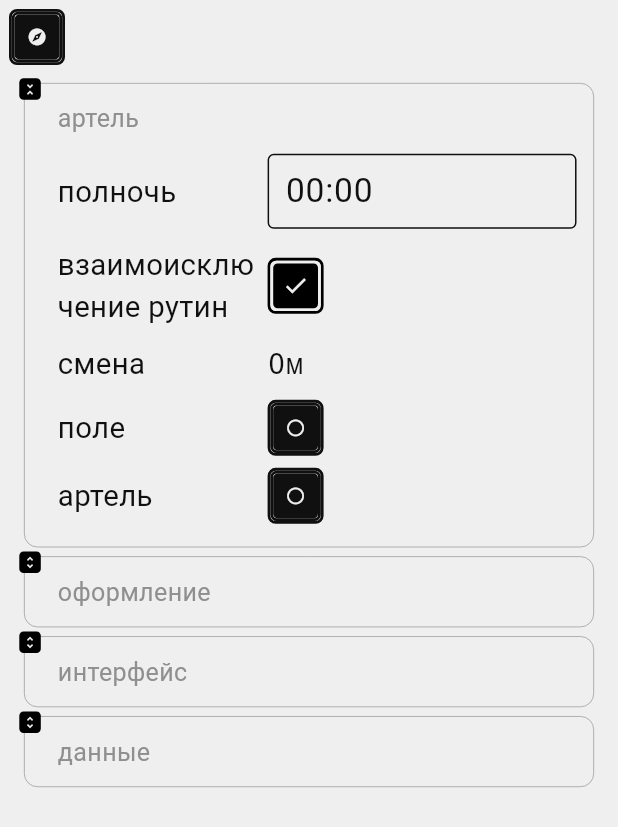
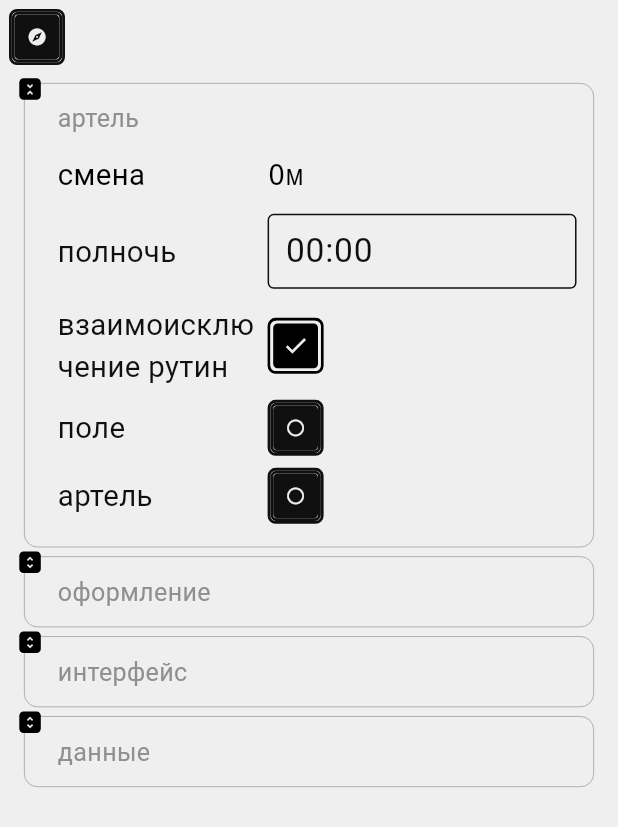
Before and after one commit to xy-le-net/polyrutina, a Flutter app: the RubkaTab widget shown alone on an empty page, opened directly, after a tap on "артель", on a phone screen of 412 x 824 dp. Shown: the top 827 px of the screen. Run offline on Flutter 3.47's test engine with Material 3 defaults, Android fonts, the phone set to English and light mode, and no system bars; our stand-ins replace device_info_plus, drift, file_picker, flutter_map, geolocator, image_picker and 5 more; missing offline and left inert: record; accounts and stored records are empty; generated files the repository leaves out were written again; statements that could not run were skipped.

Commit message:
fix(shift): today's live total in the dialog; per-month read; skip preserves data

```diff
--- a/lib/ui/tabs/rubka_tab.dart
+++ b/lib/ui/tabs/rubka_tab.dart
@@ -6,22 +6,20 @@
 // (rubka_appearance, rubka_interface, rubka_data). Here — block
 // assembly, layout, and the «artel» block body.
 //
-// Artel. Midnight field (HH:MM) — the start of the technical day.
-// Routine mutex checkbox — when on (default), starting a routine
-// block pauses every other running block across the app; off, blocks
-// run independently. Shift row — today's active time from the
-// technical midnight; a tap opens the shift history (the row was
-// moved here from «data», where it opened the same dialog). Two
-// checkboxes: show the «field» tab and show the «artel» tab.
+// Artel. The shift row is the first line — signal-colored in full
+// and refreshed on every ticker beat, so the running total keeps
+// pace with the wall clock. Then: midnight field (HH:MM) — the
+// start of the technical day; routine mutex checkbox; two
+// checkboxes for tab visibility («field» and «artel»).
 //
 // Layout.
 //   Narrow screen (under 640): blocks in a single column, top down.
 //   Wide screen: two equal-width columns; blocks butt together
-//   without vertical gaps — each slot stretches the height of its
-//   column. Columns: left — artel, interface; right — appearance,
-//   data.
+//   without vertical gaps. Columns: left — artel, interface;
+//   right — appearance, data.
 //
-// Scopes. BortScope and I18nScope for the rubka itself.
+// Scopes. BortScope and I18nScope for the rubka itself;
+// TickerScope for the shift row's live refresh.
 //
 // Transparency is not applied.
 // ═══════════════════════════════════════════════════════════════════
@@ -78,6 +76,9 @@ class RubkaTab extends StatelessWidget {
       child: Column(
         crossAxisAlignment: CrossAxisAlignment.start,
         children: [
+          // Shift row — first line of the block, signal-colored in
+          // full, refreshed by the ticker so the number ticks.
+          _shiftRow(context, side),
           _midnightRow(context, fg, side),
           _tabTickRow(
             context,
@@ -88,7 +89,6 @@ class RubkaTab extends StatelessWidget {
             signal,
             side,
           ),
-          _shiftRow(context, fg, dim, side),
           _tabTickRow(
             context,
             'show_field_tab',
@@ -226,14 +226,20 @@ class RubkaTab extends StatelessWidget {
     );
   }
 
-  // ─── Shift row: today's active time, opens the shift history ───
-  Widget _shiftRow(BuildContext context, Color fg, Color dim, double side) {
+  // ─── Shift row: signal-colored in full, refreshed on the ticker ───
+  // AnimatedBuilder re-reads BortScope inside the builder, so both
+  // the ticker (2 Hz) and any bort mutation (start/stop/pulse)
+  // trigger a fresh read of shiftSecondsNow. Without this, an idle
+  // running shift would sit on a stale «0м» until the next tap.
+  Widget _shiftRow(BuildContext context, double side) {
+    final ticker = TickerScope.of(context);
+    return AnimatedBuilder(
+      animation: ticker,
+      builder: (context, _) {
         final bort = BortScope.of(context);
         final i18n = I18nScope.of(context);
-    final value = bort.shiftSecondsNow <= 0
-        ? '0${i18n.t('time.m')}'
-        : fmtTime(bort.shiftSecondsNow, i18n.t);
-
+        final sec = bort.shiftSecondsNow;
+        final value = sec <= 0 ? '0${i18n.t('time.m')}' : fmtTime(sec, i18n.t);
         return GestureDetector(
           behavior: HitTestBehavior.opaque,
           onTap: () => showShiftHistory(context),
@@ -243,17 +249,25 @@ class RubkaTab extends StatelessWidget {
               children: [
                 SizedBox(
                   width: 140,
-              child: Text(i18n.t('bort.shift'), style: TextStyle(color: fg)),
+                  child: Text(
+                    i18n.t('bort.shift'),
+                    style: TextStyle(color: bort.signal),
+                  ),
                 ),
                 Expanded(
                   child: Text(
                     value,
-                style: TextStyle(color: fg, fontFamily: 'monospace'),
+                    style: TextStyle(
+                      color: bort.signal,
+                      fontFamily: 'monospace',
+                    ),
                   ),
                 ),
               ],
             ),
           ),
+        );
+      },
     );
   }
 
```
Also changed, not shown: lib/data/operational_layer.dart (+39 -5 lines), lib/ui/services/action_dialog.dart (+8 -18 lines), lib/ui/tabs/routine_plate.dart (+58 -44 lines). Lines whose indentation alone changed are shown as unchanged.
